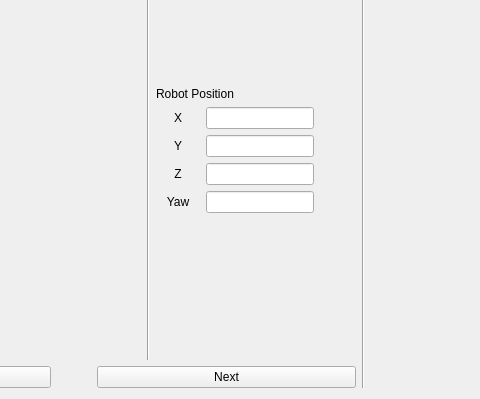
GitSRealpe/roscon25_es_stonefish_workshop, file rqt_slides/src/rqt_slides/image_view.ui: the form before one commit; both pictures show x 220 to 700 and y 187 to 586 of the 936 by 586 pixel window.
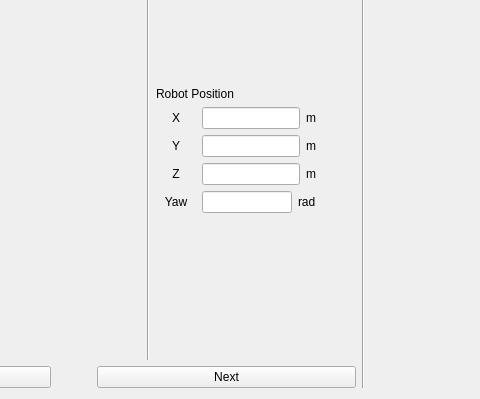
The form after the commit. Icons and pictures are not drawn. Custom widgets are drawn as their Qt base class.

Commit message: added labels to measurements

Patch:
```diff
--- a/rqt_slides/src/rqt_slides/image_view.ui
+++ b/rqt_slides/src/rqt_slides/image_view.ui
@@ -110,6 +110,13 @@
                </property>
               </widget>
              </item>
+             <item>
+              <widget class="QLabel" name="label">
+               <property name="text">
+                <string>m</string>
+               </property>
+              </widget>
+             </item>
              <item>
               <spacer name="horizontalSpacer_4">
                <property name="orientation">
@@ -168,6 +175,13 @@
                </property>
               </widget>
              </item>
+             <item>
+              <widget class="QLabel" name="label_2">
+               <property name="text">
+                <string>m</string>
+               </property>
+              </widget>
+             </item>
              <item>
               <spacer name="horizontalSpacer_6">
                <property name="orientation">
@@ -229,6 +243,13 @@
                </property>
               </widget>
              </item>
+             <item>
+              <widget class="QLabel" name="label_8">
+               <property name="text">
+                <string>m</string>
+               </property>
+              </widget>
+             </item>
              <item>
               <spacer name="horizontalSpacer_7">
                <property name="orientation">
@@ -290,6 +311,13 @@
                </property>
               </widget>
              </item>
+             <item>
+              <widget class="QLabel" name="label_9">
+               <property name="text">
+                <string>rad</string>
+               </property>
+              </widget>
+             </item>
              <item>
               <spacer name="horizontalSpacer_8">
                <property name="orientation">
```
Left out of the diff: 2 changed lines with no effect on the pictures.
